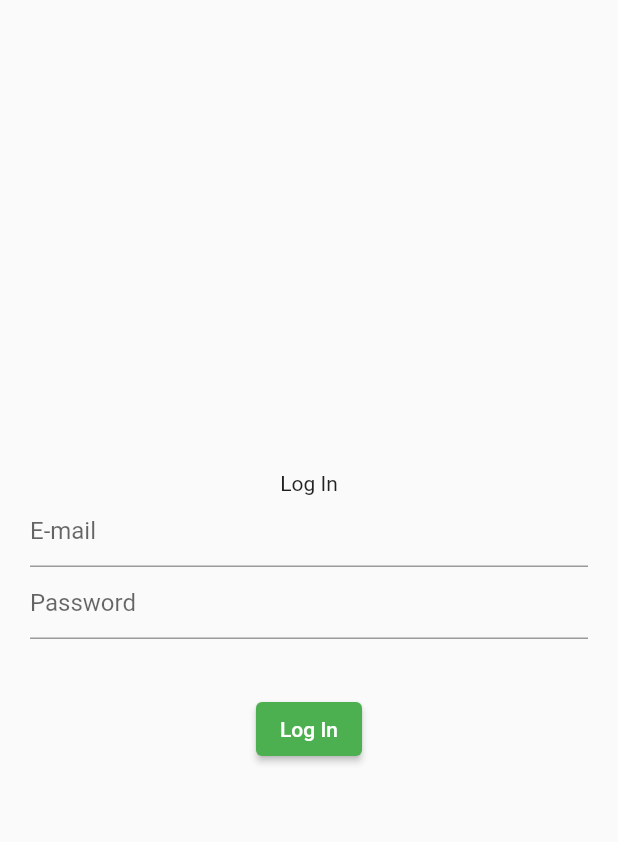
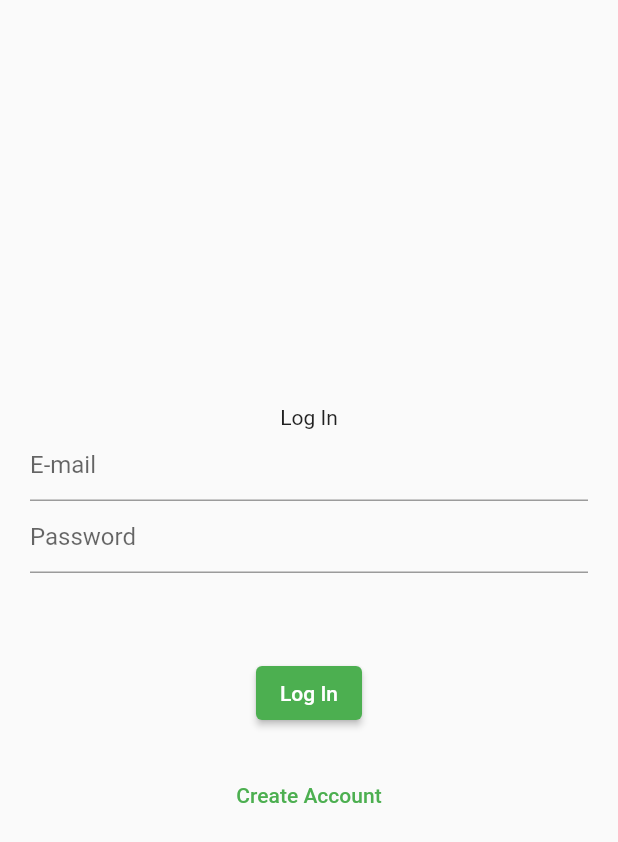
Before and after one commit to BartoszT2omaszewski/catchem_ideas, a Flutter app: the screen it shows after launch, on a phone screen of 412 x 824 dp. Shown: the top 842 px of the screen. Run offline on Flutter 3.47's test engine with Material 2 defaults, Android fonts, the phone set to English and light mode, and no system bars; our stand-ins replace cloud_firestore, firebase_auth, firebase_core, flutter_speed_dial, syncfusion_flutter_calendar; accounts and stored records are empty.

Commit message:
Add registration

```diff
--- a/lib/auth/login_page.dart
+++ b/lib/auth/login_page.dart
@@ -15,6 +15,7 @@ class LoginPage extends StatefulWidget {
 
 class _LoginPageState extends State<LoginPage> {
   var errorMessage = '';
+  var isCreatingAccount = false;
 
   @override
   Widget build(BuildContext context) {
@@ -25,7 +26,7 @@ class _LoginPageState extends State<LoginPage> {
           child: Column(
             mainAxisAlignment: MainAxisAlignment.center,
             children: [
-              const Text('Log In'),
+              Text(isCreatingAccount == true ? 'Sign In' : 'Log In'),
               TextField(
                 controller: widget.emailController,
                 decoration: const InputDecoration(hintText: 'E-mail'),
@@ -35,12 +36,27 @@ class _LoginPageState extends State<LoginPage> {
                 obscureText: true,
                 decoration: const InputDecoration(hintText: 'Password'),
               ),
+              const SizedBox(
+                height: 20,
+              ),
               Text(errorMessage),
               const SizedBox(
                 height: 20,
               ),
               ElevatedButton(
                 onPressed: () async {
+                  if (isCreatingAccount == true) {
+                    try {
+                      await FirebaseAuth.instance
+                          .createUserWithEmailAndPassword(
+                              email: widget.emailController.text,
+                              password: widget.passwordController.text);
+                    } catch (error) {
+                      setState(() {
+                        errorMessage = error.toString();
+                      });
+                    }
+                  } else {
                     try {
                       await FirebaseAuth.instance.signInWithEmailAndPassword(
                           email: widget.emailController.text,
@@ -50,9 +66,33 @@ class _LoginPageState extends State<LoginPage> {
                         errorMessage = error.toString();
                       });
                     }
+                  }
                 },
-                child: const Text('Log In'),
+                child: Text(isCreatingAccount == true ? 'Sign In' : 'Log In'),
               ),
+              const SizedBox(
+                height: 20,
+              ),
+              if (isCreatingAccount == false) ...[
+                TextButton(
+                  onPressed: () {
+                    setState(() {
+                      isCreatingAccount = true;
+                    });
+                  },
+                  child: const Text('Create Account'),
+                ),
+              ],
+              if (isCreatingAccount == true) ...[
+                TextButton(
+                  onPressed: () {
+                    setState(() {
+                      isCreatingAccount = false;
+                    });
+                  },
+                  child: const Text('Already have account?'),
+                ),
+              ],
             ],
           ),
         ),
```
Lines whose indentation alone changed are shown as unchanged.
